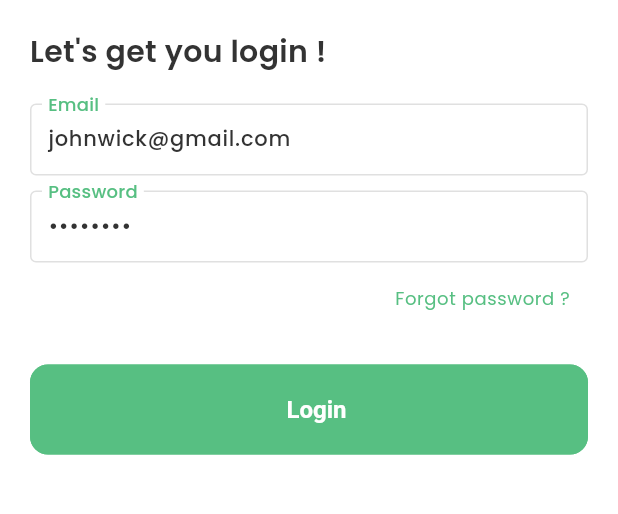
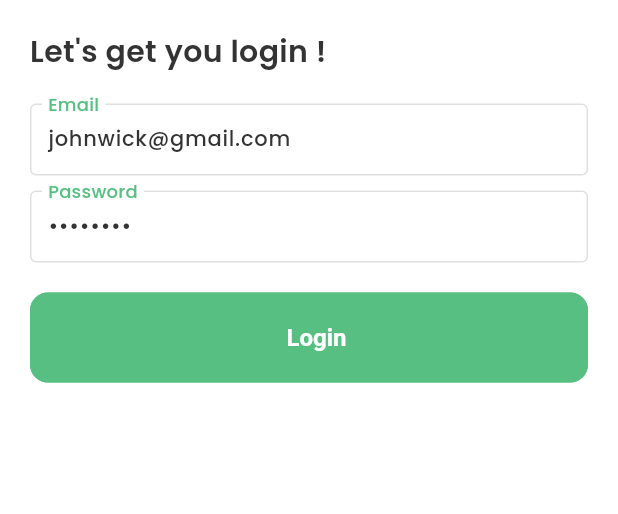
Before and after one commit to VihagaYohan/courier_rider, a Flutter app: the screen it shows after launch, on a phone screen of 412 x 824 dp, the part 225-739 px from its top. Run offline on Flutter 3.47's test engine with Material 3 defaults, Android fonts, the light colour scheme and no system bars; our stand-ins replace firebase_auth, flutter_svg_provider, geolocator, get, google_maps_flutter, google_sign_in and 4 more; missing offline and left inert: awesome_alert, dart:ffi, flutter_polyline_points; accounts and stored records are empty.

Commit message:
Modified - code changes

```diff
--- a/lib/screens/authentication/login_screen.dart
+++ b/lib/screens/authentication/login_screen.dart
@@ -153,7 +153,8 @@ class _LoginScreenState extends State<LoginScreen> {
                           Row(
                             mainAxisAlignment: MainAxisAlignment.end,
                             children: <Widget>[
-                              UITextButton(
+                              // forgot password
+                              /* UITextButton(
                                   onPress: () {},
                                   labelText: "Forgot password ?",
                                   textColor:
@@ -163,7 +164,7 @@ class _LoginScreenState extends State<LoginScreen> {
                                   buttonColor:
                                       DeviceUtils.isDarkmode(context) == true
                                           ? AppColors.dark
-                                          : AppColors.white),
+                                          : AppColors.white), */
                             ],
                           ),
 
```
